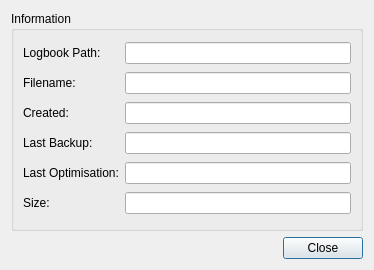
Old version of the form src/UserInterface/src/Dialogs/AboutLogbookDialog.ui in the repository till213/SkyDolly.
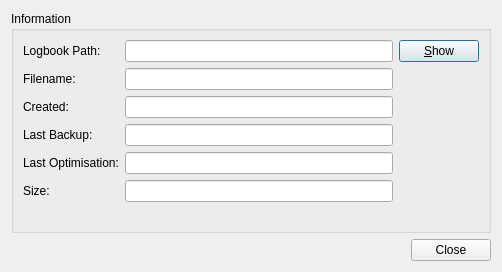
New version of the form.

Commit message: Add "Show" button

Diff of the .ui file:
```diff
--- a/src/UserInterface/src/Dialogs/AboutLogbookDialog.ui
+++ b/src/UserInterface/src/Dialogs/AboutLogbookDialog.ui
@@ -6,56 +6,35 @@
    <rect>
     <x>0</x>
     <y>0</y>
-    <width>374</width>
-    <height>270</height>
+    <width>502</width>
+    <height>272</height>
    </rect>
   </property>
   <property name="windowTitle">
    <string>Logbook</string>
   </property>
-  <layout class="QGridLayout" name="gridLayout_2">
-   <property name="sizeConstraint">
-    <enum>QLayout::SetMinimumSize</enum>
-   </property>
-   <item row="0" column="0">
+  <layout class="QVBoxLayout" name="verticalLayout">
+   <item>
     <widget class="QGroupBox" name="groupBox">
      <property name="title">
       <string>Information</string>
      </property>
      <layout class="QGridLayout" name="gridLayout">
-      <item row="5" column="1">
-       <widget class="QLineEdit" name="lastOptimisationDateLineEdit">
-        <property name="minimumSize">
-         <size>
-          <width>200</width>
-          <height>0</height>
-         </size>
+      <item row="1" column="1">
+       <spacer name="verticalSpacer">
+        <property name="orientation">
+         <enum>Qt::Vertical</enum>
         </property>
-        <property name="readOnly">
-         <bool>true</bool>
-        </property>
-       </widget>
-      </item>
-      <item row="1" column="0">
-       <widget class="QLabel" name="label_2">
-        <property name="text">
-         <string>Filename:</string>
-        </property>
-       </widget>
-      </item>
-      <item row="7" column="1">
-       <widget class="QLineEdit" name="logbookSizeLineEdit">
-        <property name="minimumSize">
+        <property name="sizeHint" stdset="0">
          <size>
-          <width>200</width>
-          <height>0</height>
+          <width>20</width>
+          <height>141</height>
          </size>
         </property>
-        <property name="readOnly">
-         <bool>true</bool>
-        </property>
-       </widget>
+       </spacer>
       </item>
+      <item row="0" column="0" rowspan="2">
+       <layout class="QFormLayout" name="formLayout">
       <item row="0" column="0">
        <widget class="QLabel" name="label">
         <property name="text">
@@ -63,44 +42,11 @@
         </property>
        </widget>
       </item>
-      <item row="5" column="0">
-       <widget class="QLabel" name="label_5">
-        <property name="text">
-         <string>Last Optimisation:</string>
-        </property>
-       </widget>
-      </item>
-      <item row="1" column="1">
-       <widget class="QLineEdit" name="logbookNameLineEdit">
-        <property name="minimumSize">
-         <size>
-          <width>200</width>
-          <height>0</height>
-         </size>
-        </property>
-        <property name="readOnly">
-         <bool>true</bool>
-        </property>
-       </widget>
-      </item>
-      <item row="2" column="1">
-       <widget class="QLineEdit" name="createdDateLineEdit">
-        <property name="minimumSize">
-         <size>
-          <width>200</width>
-          <height>0</height>
-         </size>
-        </property>
-        <property name="readOnly">
-         <bool>true</bool>
-        </property>
-       </widget>
-      </item>
       <item row="0" column="1">
        <widget class="QLineEdit" name="directoryPathLineEdit">
         <property name="minimumSize">
          <size>
-          <width>200</width>
+            <width>250</width>
           <height>0</height>
          </size>
         </property>
@@ -109,10 +55,23 @@
         </property>
        </widget>
       </item>
-      <item row="7" column="0">
-       <widget class="QLabel" name="label_3">
+        <item row="1" column="0">
+         <widget class="QLabel" name="label_2">
         <property name="text">
-         <string>Size:</string>
+           <string>Filename:</string>
+          </property>
+         </widget>
+        </item>
+        <item row="1" column="1">
+         <widget class="QLineEdit" name="logbookNameLineEdit">
+          <property name="minimumSize">
+           <size>
+            <width>250</width>
+            <height>0</height>
+           </size>
+          </property>
+          <property name="readOnly">
+           <bool>true</bool>
         </property>
        </widget>
       </item>
@@ -123,6 +82,19 @@
         </property>
        </widget>
       </item>
+        <item row="2" column="1">
+         <widget class="QLineEdit" name="createdDateLineEdit">
+          <property name="minimumSize">
+           <size>
+            <width>250</width>
+            <height>0</height>
+           </size>
+          </property>
+          <property name="readOnly">
+           <bool>true</bool>
+          </property>
+         </widget>
+        </item>
       <item row="3" column="0">
        <widget class="QLabel" name="label_6">
         <property name="text">
@@ -134,7 +106,7 @@
        <widget class="QLineEdit" name="lastBackupDateLineEdit">
         <property name="minimumSize">
          <size>
-          <width>200</width>
+            <width>250</width>
           <height>0</height>
          </size>
         </property>
@@ -143,10 +115,59 @@
         </property>
        </widget>
       </item>
-     </layout>
-    </widget>
-   </item>
-   <item row="1" column="0">
+        <item row="4" column="0">
+         <widget class="QLabel" name="label_5">
+          <property name="text">
+           <string>Last Optimisation:</string>
+          </property>
+         </widget>
+        </item>
+        <item row="4" column="1">
+         <widget class="QLineEdit" name="lastOptimisationDateLineEdit">
+          <property name="minimumSize">
+           <size>
+            <width>250</width>
+            <height>0</height>
+           </size>
+          </property>
+          <property name="readOnly">
+           <bool>true</bool>
+          </property>
+         </widget>
+        </item>
+        <item row="5" column="0">
+         <widget class="QLabel" name="label_3">
+          <property name="text">
+           <string>Size:</string>
+          </property>
+         </widget>
+        </item>
+        <item row="5" column="1">
+         <widget class="QLineEdit" name="logbookSizeLineEdit">
+          <property name="minimumSize">
+           <size>
+            <width>250</width>
+            <height>0</height>
+           </size>
+          </property>
+          <property name="readOnly">
+           <bool>true</bool>
+          </property>
+         </widget>
+        </item>
+       </layout>
+      </item>
+      <item row="0" column="1">
+       <widget class="QPushButton" name="showLogbookPathPushButton">
+        <property name="text">
+         <string>&amp;Show</string>
+        </property>
+       </widget>
+      </item>
+     </layout>
+    </widget>
+   </item>
+   <item>
     <widget class="QDialogButtonBox" name="buttonBox">
      <property name="orientation">
       <enum>Qt::Horizontal</enum>
```
Lines whose indentation alone changed are shown as unchanged. The commit also changes 2 other files.
